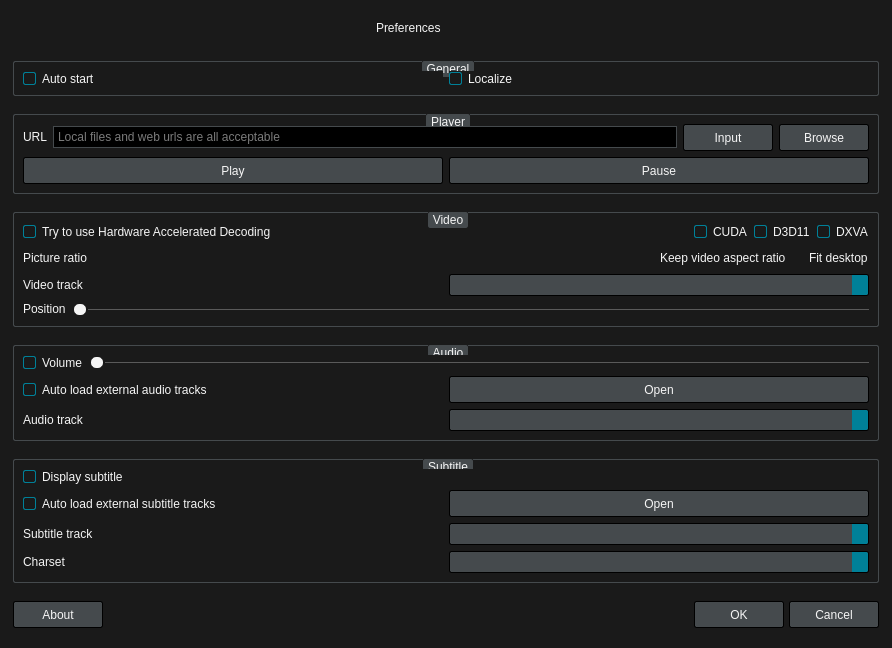
The window that src/forms/preferencesdialog.ui (wangwenx190/dynamic-desktop) describes before a commit, drawn with Qt 5.
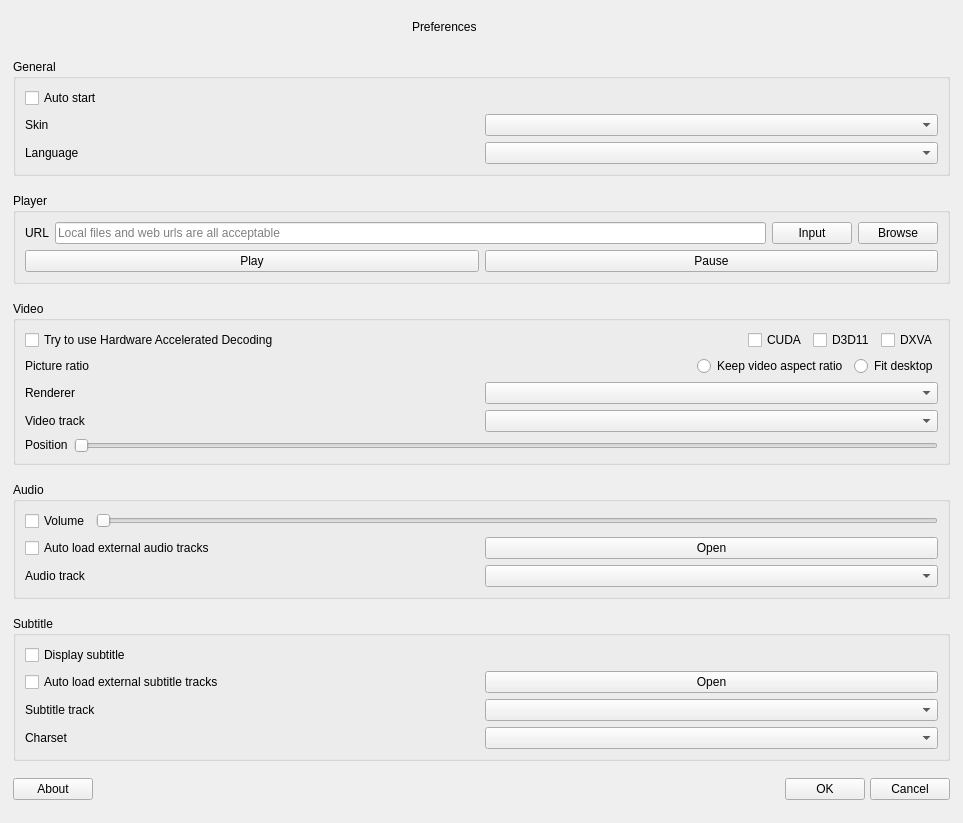
The same window after the commit. Icons and pictures are not drawn. Custom widgets are drawn as their Qt base class.

The edit to the form file:
```diff
--- a/src/forms/preferencesdialog.ui
+++ b/src/forms/preferencesdialog.ui
@@ -6,8 +6,8 @@
    <rect>
     <x>0</x>
     <y>0</y>
-    <width>892</width>
-    <height>648</height>
+    <width>963</width>
+    <height>823</height>
    </rect>
   </property>
   <property name="sizePolicy">
@@ -27,162 +27,7 @@
     <normaloff>:/bee.ico</normaloff>:/bee.ico</iconset>
   </property>
   <property name="styleSheet">
-   <string notr="true">QWidget {
-	font-family: 12px &quot;Noto Sans&quot;, &quot;FreeSans&quot;;
-	background: #1A1A1A;
-	color: whitesmoke;
-}
-
-QPushButton {
-	background: #454A4D;
-	border: 1px solid #000;
-	border-radius: 2px;
-	color: whitesmoke;
-	min-width: 76px;
-	min-height: 17px;
-	padding: 4px 6px;
-}
-
-QPushButton:focus {
-	border: 1px solid #008098;
-	outline: none;
-}
-
-QPushButton:pressed {
-	background: #2E3133;
-}
-
-QPushButton:disabled {
-	background: transparent;
-	border: 1px solid #454A4D;
-	color: #6F6F6F;
-}
-
-QPushButton#pushButton_minimize {
-	background: none;
-	border: 0px;
-	border-radius: 0px;
-	color: none;
-	min-width: 8px;
-	min-height: 8px;
-}
-
-QPushButton#pushButton_maximize {
-	background: none;
-	border: 0px;
-	border-radius: 0px;
-	color: none;
-	min-width: 8px;
-	min-height: 8px;
-}
-
-QPushButton#pushButton_close {
-	background: none;
-	border: 0px;
-	border-radius: 0px;
-	color: none;
-	min-width: 8px;
-	min-height: 8px;
-}
-
-QSlider::groove:horizontal {
-	background: #5A5A5A;
-	height: 1px;
-}
-
-QSlider::sub-page:horizontal {
-	background: #008098;
-}
-
-QSlider::handle:horizontal {
-	background: whitesmoke;
-	border: 2px solid #1A1A1A;
-	border-radius: 7px;
-	margin: -7px 0;
-	width: 12px;
-}
-
-QCheckBox::indicator {
-	width: 11px;
-	height: 11px;
-	border: 1px solid #008098;
-	border-radius: 2px;
-}
-
-QCheckBox::indicator:unchecked {
-	border: 1px solid whitesmoke;
-	background: #1A1A1A;
-	image: none;
-}
-
-QCheckBox::indicator:checked {
-	border: 1px solid #008098;
-	background: #008098;
-	image: url(:/checked.ico);
-}
-
-QLineEdit {
-	background: #000;
-	border: 1px solid #454A4D;
-	padding: 2px;
-}
-
-QLineEdit:focus {
-	border: 1px solid #008098;
-}
-
-QComboBox {
-	background: #454A4D;
-	border: 1px solid #000;
-	border-radius: 2px;
-	padding: 2px;
-}
-
-QComboBox:focus {
-	border: 1px solid #008098;
-}
-
-QComboBox::drop-down {
-	background: #008098;
-	border-top-right-radius: 2px;
-	border-bottom-right-radius: 2px;
-}
-
-QComboBox::down-arrow {
-	image: url(:/down-arrow.ico);
-}
-
-QGroupBox {
-	border: 1px solid #454A4D;
-	border-radius: 2px;
-	margin-top: 0.5em;
-}
-
-QGroupBox::title {
-	subcontrol-origin: margin;
-	subcontrol-position: top center;
-	background: #454A4D;
-	border: 1px solid #454A4D;
-	border-radius: 2px;
-	padding: 0 2px;
-}
-
-QRadioButton::indicator {
-	width: 6px;
-	height: 6px;
-	border-radius: 5px;
-	padding: 2px;
-}
-
-QRadioButton::indicator:unchecked {
-	border: 1px solid whitesmoke;
-	image: none;
-}
-
-QRadioButton::indicator:checked {
-	border: 1px solid #008098;
-	image: url(:/selected.ico);
-}</string>
+   <string notr="true"/>
   </property>
   <layout class="QVBoxLayout" name="verticalLayout_2">
    <property name="spacing">
@@ -401,7 +246,7 @@
      <property name="title">
       <string>General</string>
      </property>
-     <layout class="QHBoxLayout" name="horizontalLayout_2">
+     <layout class="QVBoxLayout" name="verticalLayout_6">
       <item>
        <widget class="QCheckBox" name="checkBox_autoStart">
         <property name="text">
@@ -410,11 +255,44 @@
        </widget>
       </item>
       <item>
-       <widget class="QCheckBox" name="checkBox_localize">
-        <property name="text">
-         <string>Localize</string>
-        </property>
-       </widget>
+       <layout class="QHBoxLayout" name="horizontalLayout_2">
+        <item>
+         <widget class="QLabel" name="label_skin">
+          <property name="sizePolicy">
+           <sizepolicy hsizetype="Preferred" vsizetype="Fixed">
+            <horstretch>0</horstretch>
+            <verstretch>0</verstretch>
+           </sizepolicy>
+          </property>
+          <property name="text">
+           <string>Skin</string>
+          </property>
+         </widget>
+        </item>
+        <item>
+         <widget class="QComboBox" name="comboBox_skin"/>
+        </item>
+       </layout>
+      </item>
+      <item>
+       <layout class="QHBoxLayout" name="horizontalLayout_16">
+        <item>
+         <widget class="QLabel" name="label_language">
+          <property name="sizePolicy">
+           <sizepolicy hsizetype="Preferred" vsizetype="Fixed">
+            <horstretch>0</horstretch>
+            <verstretch>0</verstretch>
+           </sizepolicy>
+          </property>
+          <property name="text">
+           <string>Language</string>
+          </property>
+         </widget>
+        </item>
+        <item>
+         <widget class="QComboBox" name="comboBox_language"/>
+        </item>
+       </layout>
       </item>
      </layout>
     </widget>
@@ -597,6 +475,26 @@
         </item>
        </layout>
       </item>
+      <item>
+       <layout class="QHBoxLayout" name="horizontalLayout_17">
+        <item>
+         <widget class="QLabel" name="label_video_renderer">
+          <property name="sizePolicy">
+           <sizepolicy hsizetype="Preferred" vsizetype="Fixed">
+            <horstretch>0</horstretch>
+            <verstretch>0</verstretch>
+           </sizepolicy>
+          </property>
+          <property name="text">
+           <string>Renderer</string>
+          </property>
+         </widget>
+        </item>
+        <item>
+         <widget class="QComboBox" name="comboBox_video_renderer"/>
+        </item>
+       </layout>
+      </item>
       <item>
        <layout class="QHBoxLayout" name="horizontalLayout_11">
         <item>
```
